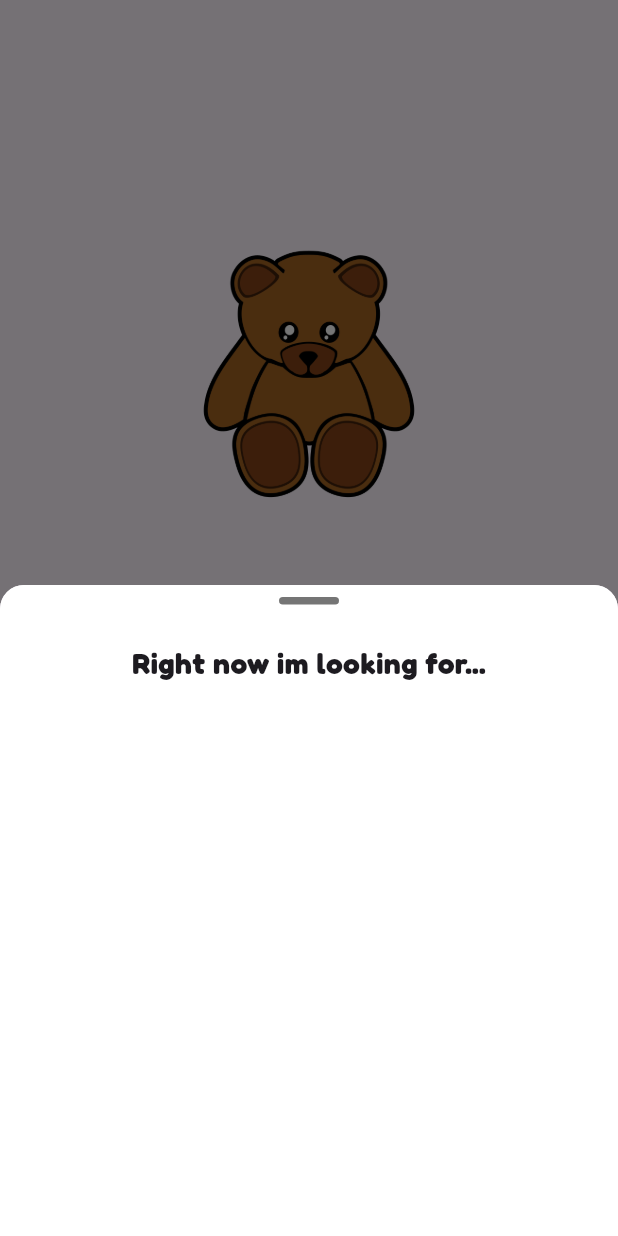
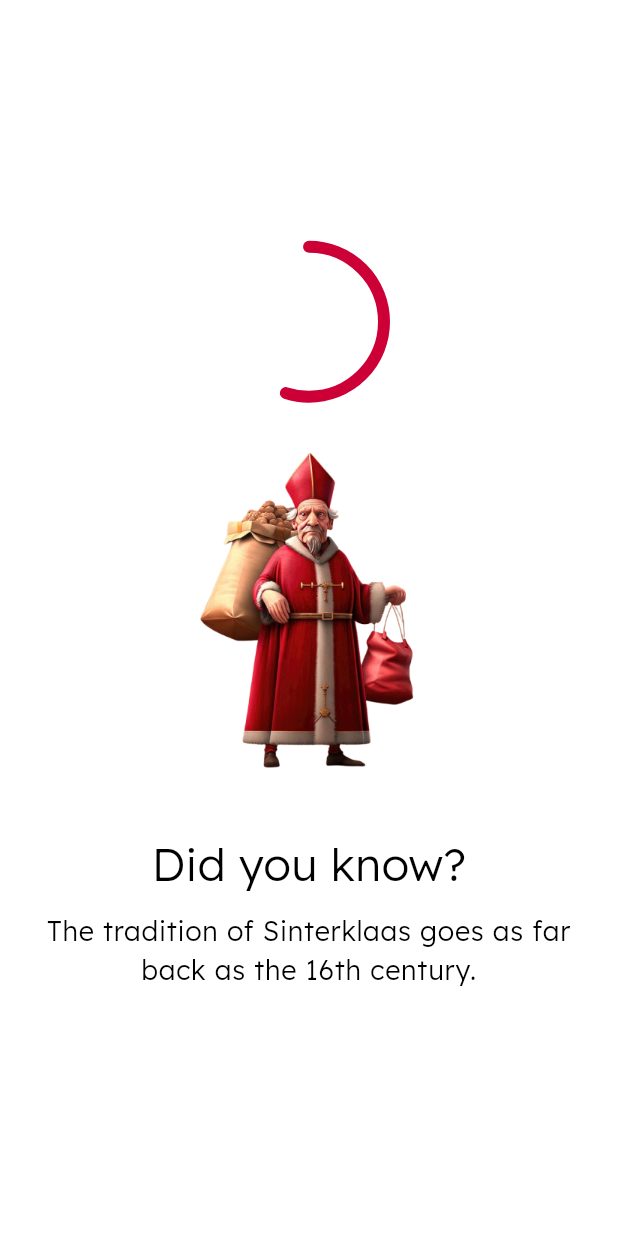
Before and after one commit to ibhaze/Toy-Exchange-Application, a Flutter app: the screen it shows after launch, after a tap on "Get Started", on a phone screen of 412 x 824 dp. Run offline on Flutter 3.47's test engine with Material 3 defaults, Android fonts, the phone set to English and light mode, and no system bars; our stand-ins replace google_fonts.

Commit message:
I completed the design for the landing page

```diff
--- a/wishntoss/lib/pages/landing_page.dart
+++ b/wishntoss/lib/pages/landing_page.dart
@@ -1,5 +1,6 @@
 import 'package:flutter/material.dart';
 import 'package:google_fonts/google_fonts.dart';
+import 'loading_page.dart'; // Import the LoadingPage
 
 class LandingPage extends StatelessWidget {
   const LandingPage({super.key});
@@ -7,100 +8,58 @@ class LandingPage extends StatelessWidget {
   @override
   Widget build(BuildContext context) {
     return Scaffold(
-      body: Column(
+      body: Align(
+        alignment: Alignment.center,
+        child: Padding(
+          padding: const EdgeInsets.only(top: 220.0),
+          child: Column(
+            mainAxisAlignment: MainAxisAlignment.start,
+            crossAxisAlignment: CrossAxisAlignment.center,
             children: [
-          // Logo
               Padding(
-            padding: const EdgeInsets.only(
-              left: 80.0, right: 80, bottom: 40, top: 160
+                padding: const EdgeInsets.symmetric(horizontal: 80.0, vertical: 40.0),
+                child: Image.asset('assets/images/bells.png'),
               ),
-            child: Image.asset('assets/images/teddy.png'),
-          ),
-          // Text
               Padding(
-            padding: const EdgeInsets.all(24.0),
+                padding: const EdgeInsets.only(bottom: 1.0),
                 child: Text(
-              'Trade a toy and spread the festive spirit!',
+                  'WISH \'N TOSS',
                   textAlign: TextAlign.center,
-              style: GoogleFonts.fredoka(
-                fontSize: 36,
-                fontWeight: FontWeight.bold,
+                  style: GoogleFonts.lexend(
+                    fontSize: 47,
+                    color: const Color(0xFFCC0036),
                   ),
                 ),
               ),
-          const SizedBox(height: 24),
-          // Description
               Text(
-            'Start exchanging today',
-            style: TextStyle(color: Colors.grey.shade600),
-          ),
-          const Spacer(),
-          // Get Started button
-          GestureDetector(
-            onTap: () => showModalBottomSheet(
-              context: context,
-              builder: (BuildContext context) {
-                return Container(
-                  decoration: const BoxDecoration(
-                    color: Colors.white,
-                    borderRadius: BorderRadius.vertical(top: Radius.circular(16)),
-                  ),
-                  child: Column(
-                    mainAxisSize: MainAxisSize.min,
-                    children: [
-                      // Draggable handle
-                      Container(
-                        height: 5,
-                        width: 40,
-                        margin: const EdgeInsets.symmetric(vertical: 8),
-                        decoration: BoxDecoration(
-                          color: Colors.grey.shade600,
-                          borderRadius: BorderRadius.circular(10),
+                'Swap Toys , Trade Joy',
+                style: GoogleFonts.lexend(
+                  color: const Color(0xFFCC0036),
+                  fontWeight: FontWeight.w300,
                 ),
               ),
-                      // Header Text
-                       Padding(
-                        padding:  const EdgeInsets.all(16.0),
-                        child: Text(
-                          'Right now im looking for...',
-                          textAlign: TextAlign.center,
-                          style: GoogleFonts.fredoka(
-                            fontSize: 20,
-                            fontWeight: FontWeight.bold,
-
-                          ),
-                        ),
-                      ),
-                      // Main content
-                      const SizedBox(
-                        height: 400 - 48, // Adjust height to fit header
-                        child: Center(
-                          // Add your form or other content here
-                        ),
-                      ),
-                    ],
-                  ),
+              const SizedBox(height: 60),
+              GestureDetector(
+                onTap: () {
+                  Navigator.of(context).push(
+                    MaterialPageRoute(builder: (context) => const LoadingPage()),
                   );
                 },
-              shape: const RoundedRectangleBorder(
-                borderRadius: BorderRadius.vertical(top: Radius.circular(16)),
-              ),
-              isScrollControlled: true,
-            ),
                 child: Container(
                   decoration: BoxDecoration(
-                color: Colors.deepPurple,
-                borderRadius: BorderRadius.circular(12),
+                    color: const Color(0xFFCC0036),
+                    borderRadius: BorderRadius.circular(30),
                   ),
-              padding: const EdgeInsets.all(24),
+                  padding: const EdgeInsets.symmetric(vertical: 16.0, horizontal: 32.0),
                   child: const Text(
                     'Get Started',
                     style: TextStyle(color: Colors.white),
                   ),
                 ),
               ),
-          const Spacer(),
             ],
+          ),
+        ),
       ),
     );
   }
--- /dev/null
+++ b/wishntoss/lib/pages/loading_page.dart
@@ -0,0 +1,137 @@
+import 'dart:async';
+import 'package:flutter/material.dart';
+import 'package:google_fonts/google_fonts.dart'; // Import for Google Fonts
+import 'questions.dart'; // Import the NextPage
+
+class LoadingPage extends StatefulWidget {
+  const LoadingPage({super.key});
+
+  @override
+  _LoadingPageState createState() => _LoadingPageState();
+}
+
+class _LoadingPageState extends State<LoadingPage> with SingleTickerProviderStateMixin {
+  late AnimationController _controller;
+
+  @override
+  void initState() {
+    super.initState();
+    // Initialize the animation controller
+    _controller = AnimationController(
+      vsync: this,
+      duration: const Duration(seconds: 2),
+    )..repeat(); // Repeat animation indefinitely
+
+    // Timer to navigate to NextPage after 4 seconds
+    Timer(const Duration(seconds: 4), () {
+      Navigator.of(context).pushReplacement(
+        MaterialPageRoute(builder: (context) => const QuestionPage()),
+      );
+    });
+  }
+
+  @override
+  void dispose() {
+    _controller.dispose(); // Dispose the animation controller
+    super.dispose();
+  }
+
+  @override
+  Widget build(BuildContext context) {
+    return Scaffold(
+      backgroundColor: Colors.white,
+      body: Center(
+        child: Column(
+          mainAxisAlignment: MainAxisAlignment.center,
+          crossAxisAlignment: CrossAxisAlignment.center,
+          children: [
+            // Custom animated loader
+            SizedBox(
+              width: 100, // Adjust width as needed
+              height: 100, // Adjust height as needed
+              child: AnimatedLoader(controller: _controller),
+            ),
+            const SizedBox(height: 20),
+            Image.asset('assets/images/sinterklaas.png', width: 250),
+            const SizedBox(height: 20),
+            // Header text
+            Text(
+              'Did you know?',
+              style: GoogleFonts.lexend(
+                textStyle: const TextStyle(
+                  fontSize: 30,
+                  fontWeight: FontWeight.w300,
+                  color: Colors.black,
+                ),
+              ),
+            ),
+            const SizedBox(height: 10),
+            // Rest of the text with padding and font style
+            Padding(
+              padding: const EdgeInsets.symmetric(horizontal: 20.0),
+              child: Text(
+                'The tradition of Sinterklaas goes as far back as the 16th century.',
+                style: GoogleFonts.lexend(
+                  textStyle: const TextStyle(
+                    fontSize: 18,
+                    color: Colors.black,
+                    fontWeight: FontWeight.w300,
+                    letterSpacing: 0.5, // Optional: Adjust letter spacing
+                  ),
+                ),
+                textAlign: TextAlign.center, // Center align text
+              ),
+            ),
+          ],
+        ),
+      ),
+    );
+  }
+}
+
+class AnimatedLoader extends StatelessWidget {
+  final AnimationController controller;
+
+  const AnimatedLoader({required this.controller});
+
+  @override
+  Widget build(BuildContext context) {
+    return AnimatedBuilder(
+      animation: controller,
+      builder: (context, child) {
+        return CustomPaint(
+          painter: RoundedLoaderPainter(controller.value),
+        );
+      },
+    );
+  }
+}
+
+class RoundedLoaderPainter extends CustomPainter {
+  final double animationValue;
+
+  RoundedLoaderPainter(this.animationValue);
+
+  @override
+  void paint(Canvas canvas, Size size) {
+    final Paint paint = Paint()
+      ..color = Color(0xFFCC0036)
+      ..style = PaintingStyle.stroke
+      ..strokeWidth = 8.0
+      ..strokeCap = StrokeCap.round
+      ..isAntiAlias = true;
+
+    final double radius = size.width / 2;
+    final double center = size.width / 2;
+
+    final Rect rect = Rect.fromCircle(center: Offset(center, center), radius: radius);
+
+    final double startAngle = -0.5 * 3.14;
+    final double sweepAngle = 2 * 3.14 * animationValue;
+
+    canvas.drawArc(rect, startAngle, sweepAngle, false, paint);
+  }
+
+  @override
+  bool shouldRepaint(covariant CustomPainter oldDelegate) => true;
+}
```
Also changed, not shown: wishntoss/lib/pages/questions.dart (added, +119 -0 lines), wishntoss/assets/images/bells.png (added), wishntoss/assets/images/sinterklaas.png (added). Lines whose indentation alone changed are shown as unchanged.
